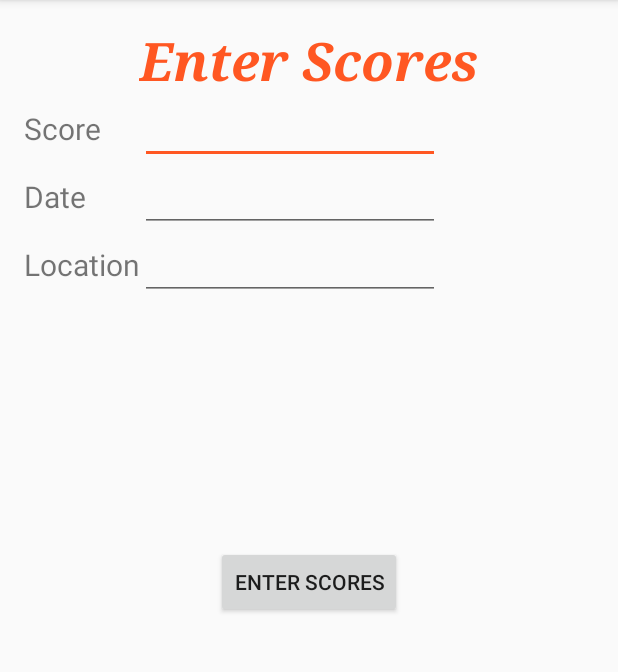
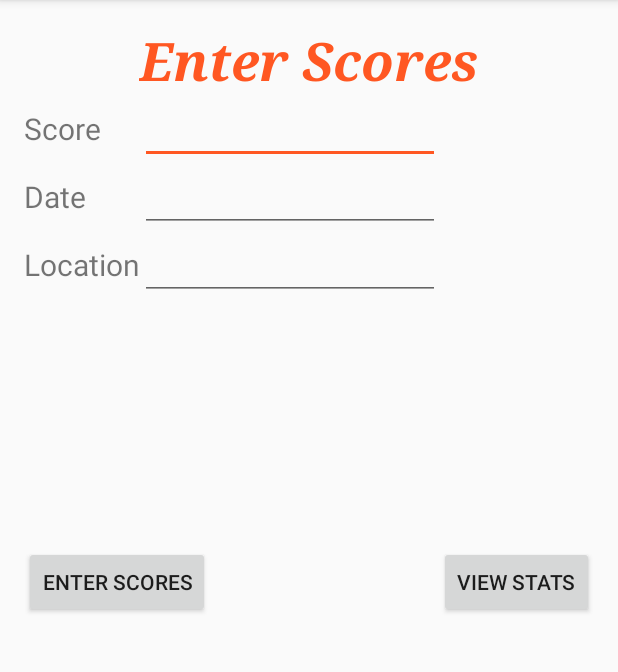
Before and after one commit to darenschaad/Android_Bowl-Oregon, an Android app: the screen it shows after launch (ScoresActivity), after a tap on "ENTER SCORES", on a phone screen of 412 x 824 dp, the part 84-756 px from its top. Run offline under Robolectric (Android 15) with nearby library versions, the phone set to English and light mode, and no system bars; our stand-ins replace ButterKnife.

Commit message:
Adding code to retrieve user entered information from the ScoresActivity

```diff
--- a/app/src/main/java/com/epicodus/bowloregon/ScoresActivity.java
+++ b/app/src/main/java/com/epicodus/bowloregon/ScoresActivity.java
@@ -1,21 +1,51 @@
 package com.epicodus.bowloregon;
 
+import android.content.Intent;
 import android.support.v7.app.AppCompatActivity;
 import android.os.Bundle;
+import android.view.View;
+import android.widget.Button;
 import android.widget.EditText;
 
+import java.util.ArrayList;
+
 import butterknife.Bind;
+import butterknife.ButterKnife;
 
-public class ScoresActivity extends AppCompatActivity {
+public class ScoresActivity extends AppCompatActivity implements View.OnClickListener {
     public static final String TAG = ScoresActivity.class.getSimpleName();
+    @Bind(R.id.buttonEnterScores) Button mButtonEnterScores;
+    @Bind(R.id.buttonViewStats) Button mButtonViewStats;
 
     @Bind(R.id.editTextScore) EditText mEditTextScore;
     @Bind(R.id.editTextDate) EditText mEditTextDate;
+    @Bind(R.id.editTextLocation)EditText mEditTextLocation;
+    ArrayList<String> enteredScoresArray = new ArrayList<String>();
+    ArrayList<String> enteredDatesArray = new ArrayList<String>();
+    ArrayList<String> enteredLocationsArray = new ArrayList<String>();
 
 
     @Override
     protected void onCreate(Bundle savedInstanceState) {
         super.onCreate(savedInstanceState);
         setContentView(R.layout.activity_scores);
+        ButterKnife.bind(this);
+
+        mButtonEnterScores.setOnClickListener(this);
+        mButtonViewStats.setOnClickListener(this);
+    }
+
+    @Override
+    public void onClick(View v) {
+        switch (v.getId()) {
+            case R.id.buttonEnterScores:
+                String enteredScore = mEditTextScore.getText().toString();
+                enteredScoresArray.add(enteredScore);
+                String enteredDate = mEditTextDate.getText().toString();
+                enteredDatesArray.add(enteredDate);
+                String enteredLocation = mEditTextLocation.getText().toString();
+                enteredLocationsArray.add(enteredLocation);
+
+        }
     }
 }
--- a/app/src/main/res/layout/activity_scores.xml
+++ b/app/src/main/res/layout/activity_scores.xml
@@ -83,6 +83,16 @@
         android:id="@+id/buttonEnterScores"
         android:layout_row="21"
         android:layout_column="1"
-        android:layout_centerHorizontal="true"
-        android:layout_below="@+id/gridLayout"/>
+        android:layout_below="@+id/gridLayout"
+        android:layout_alignParentLeft="true"
+        android:layout_alignParentStart="true" />
+
+    <Button
+        android:layout_width="wrap_content"
+        android:layout_height="wrap_content"
+        android:text="View Stats"
+        android:id="@+id/buttonViewStats"
+        android:layout_alignTop="@+id/buttonEnterScores"
+        android:layout_alignRight="@+id/gridLayout"
+        android:layout_alignEnd="@+id/gridLayout" />
 </RelativeLayout>
```
